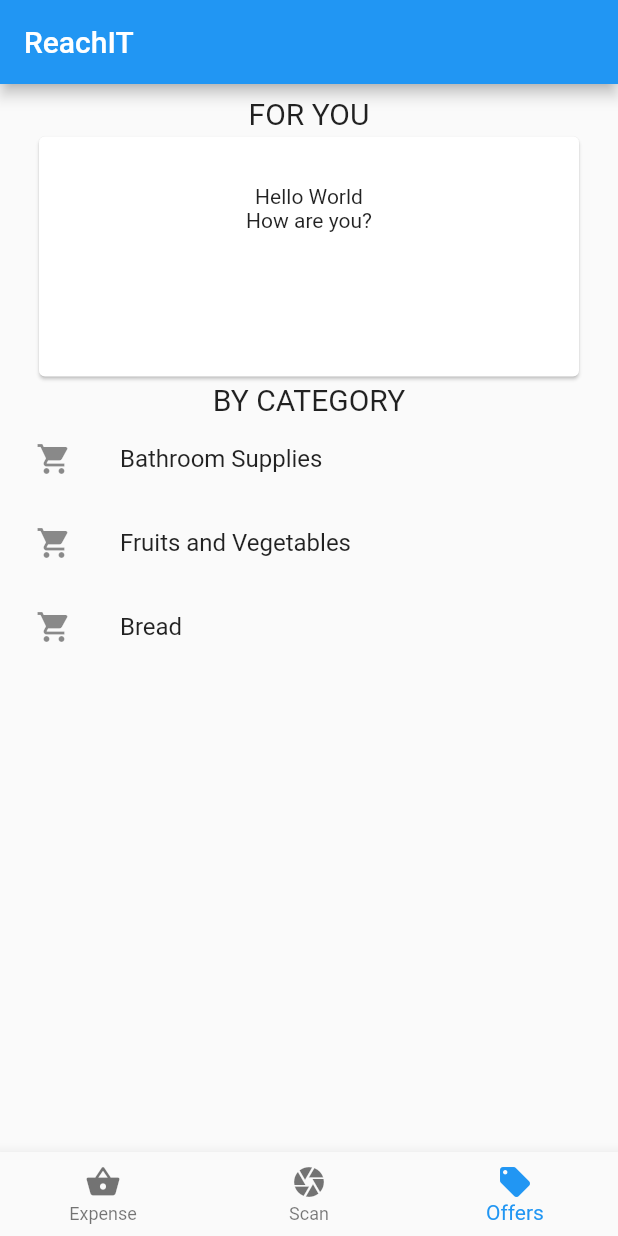
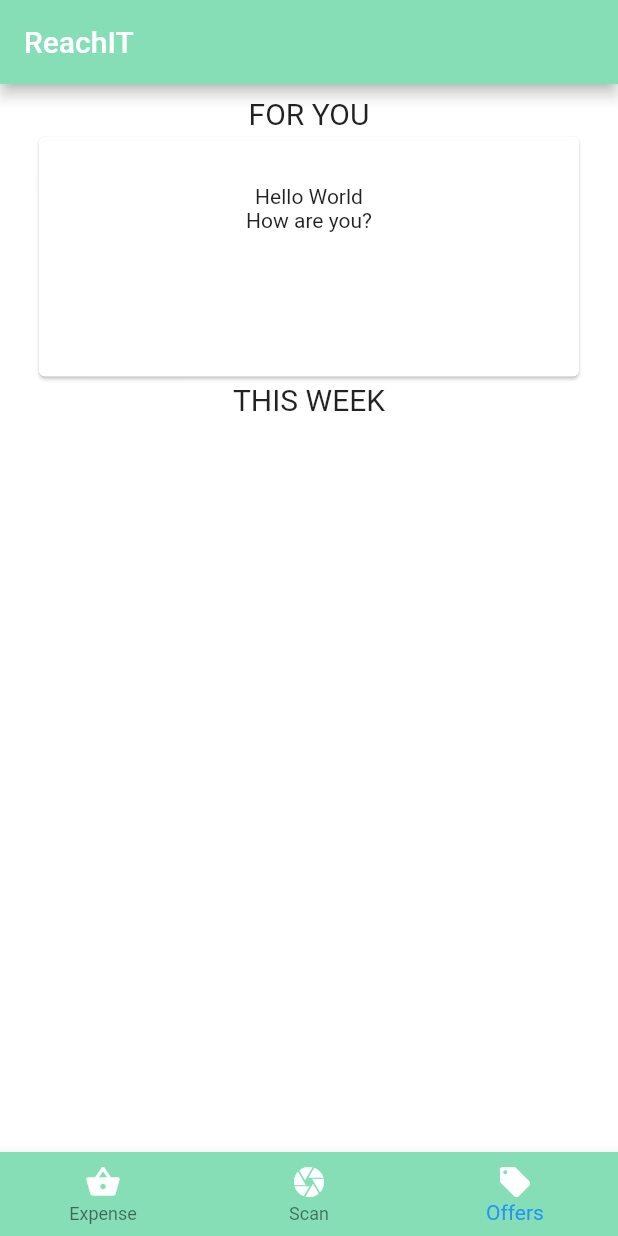
Before and after one commit to dpanugroho/reachit-mobile, a Flutter app: the screen it shows after launch, item 3 of the bottom bar chosen, on a phone screen of 412 x 824 dp. Run offline on Flutter 3.47's test engine with Material 2 defaults, Android fonts, the phone set to English and light mode, and no system bars; our stand-ins replace camera; statements that could not run were skipped.

```diff
--- a/lib/main.dart
+++ b/lib/main.dart
@@ -1,9 +1,8 @@
+import 'package:camera/camera.dart';
 import 'package:flutter/material.dart';
-import 'Expense.dart';
-import 'Offer.dart';
-import 'Scan.dart';
-
-void main() => runApp(new MyApp());
+import 'package:reachit/pages/Expense.dart';
+import 'package:reachit/pages/Offer.dart';
+import 'package:reachit/pages/Scan.dart';
 
 class MyApp extends StatefulWidget {
   @override
@@ -12,12 +11,24 @@ class MyApp extends StatefulWidget {
   }
 }
 
+Future<void> main() async {
+  // Obtain a list of the available cameras on the device.
+  final cameras = await availableCameras();
+
+  // Get a specific camera from the list of available cameras
+
+  runApp(MyApp()
+  );
+}
+
+
+
 class MyAppState extends State<MyApp> {
   int _selectedTab = 0;
 
   final _pageOptions = [
     Expense(),
-    Scan(),
+    TakePictureScreen(),
     Offer(),
   ];
 
@@ -25,16 +36,28 @@ class MyAppState extends State<MyApp> {
   Widget build(BuildContext context) {
     return MaterialApp(
       theme: ThemeData(
-          primarySwatch: Colors.blue,
+          primaryColor: Color.fromRGBO(134, 222, 183, 1.0),
           primaryTextTheme: TextTheme(
             title: TextStyle(color: Colors.white),
           )),
       home: Scaffold(
-        appBar: AppBar(
+        appBar: buildAppBar(),
+        backgroundColor: Colors.white,
+        body: _pageOptions[_selectedTab],
+        bottomNavigationBar: buildBottomNavigationBar(),
+      ),
+    );
+  }
+
+  AppBar buildAppBar() {
+    return AppBar(
         title: Text('ReachIT'),
-        ),
-        body: _pageOptions[_selectedTab],
-        bottomNavigationBar: BottomNavigationBar(
+      );
+  }
+
+  BottomNavigationBar buildBottomNavigationBar() {
+    return BottomNavigationBar(
+        backgroundColor: Color.fromRGBO(134, 222, 183, 1.0),
         currentIndex: _selectedTab,
         onTap: (int index) {
           setState(() {
@@ -43,20 +66,19 @@ class MyAppState extends State<MyApp> {
         },
         items: [
           BottomNavigationBarItem(
-              icon: Icon(Icons.shopping_basket),
-              title: Text('Expense'),
+            icon: Icon(Icons.shopping_basket, color: Colors.white,),
+            title: Text('Expense', style: TextStyle(color: Colors.white),),
           ),
           BottomNavigationBarItem(
-              icon: Icon(Icons.camera),
-              title: Text('Scan'),
+            icon: Icon(Icons.camera, color: Colors.white, ),
+            title: Text('Scan',style: TextStyle(color: Colors.white),),
           ),
           BottomNavigationBarItem(
-              icon: Icon(Icons.local_offer),
-              title: Text('Offers'),
+            icon: Icon(Icons.local_offer, color: Colors.white,),
+            title: Text('Offers',style: TextStyle(color: Colors.white),),
           ),
+
         ],
-        ),
-      ),
       );
   }
 }
--- a/lib/Offer.dart
+++ b/lib/pages/Offer.dart
@@ -22,25 +22,10 @@ class Offer extends StatelessWidget {
               ),
             ),
           ),
-          Text("BY CATEGORY", style: TextStyle(fontSize: 20),),
+          Text("THIS WEEK", style: TextStyle(fontSize: 20),),
           Container(
             height: 300.0,
-            child: ListView(
-              children: <Widget>[
-                ListTile(
-                  leading: Icon(Icons.shopping_cart),
-                  title: Text('Bathroom Supplies'),
-                ),
-                ListTile(
-                  leading: Icon(Icons.shopping_cart),
-                  title: Text('Fruits and Vegetables'),
-                ),
-                ListTile(
-                  leading: Icon(Icons.shopping_cart),
-                  title: Text('Bread'),
-                ),
-              ],
-            ),
+            child: ListView(),
           ),
         ],
       ),
--- a/pubspec.yaml
+++ b/pubspec.yaml
@@ -24,7 +24,9 @@ dependencies:
   # Use with the CupertinoIcons class for iOS style icons.
   cupertino_icons: ^0.1.2
   flutter_sparkline:
-
+  camera:
+  path_provider:
+  path:
 dev_dependencies:
   flutter_test:
     sdk: flutter
```
Also changed, not shown: lib/Expense.dart (deleted, +0 -72 lines), lib/Scan.dart (deleted, +0 -11 lines), lib/models/cart.dart (added, +17 -0 lines), lib/models/item.dart (added, +19 -0 lines), lib/pages/Expense.dart (added, +135 -0 lines), lib/pages/Scan.dart (added, +134 -0 lines), assets/logo.png (added), lib/pages/Login.dart (renamed from lib/Login.dart), 7 other files. Lines whose indentation alone changed are shown as unchanged.
